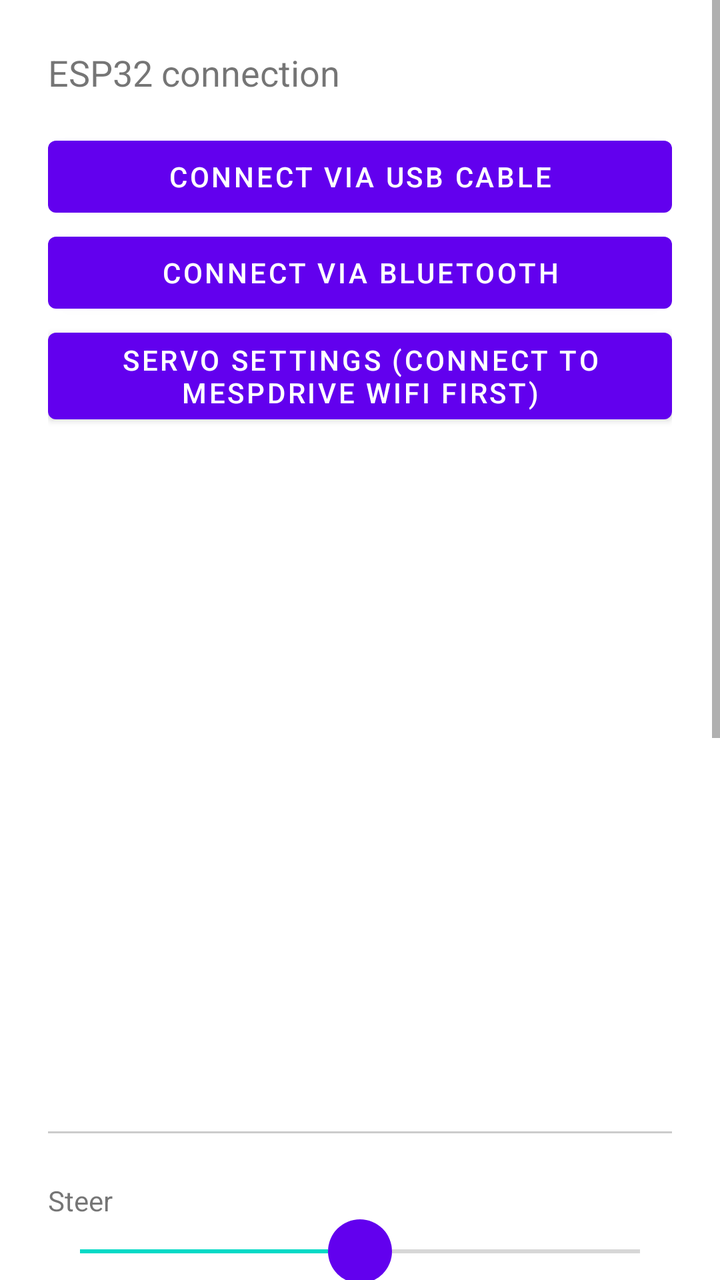
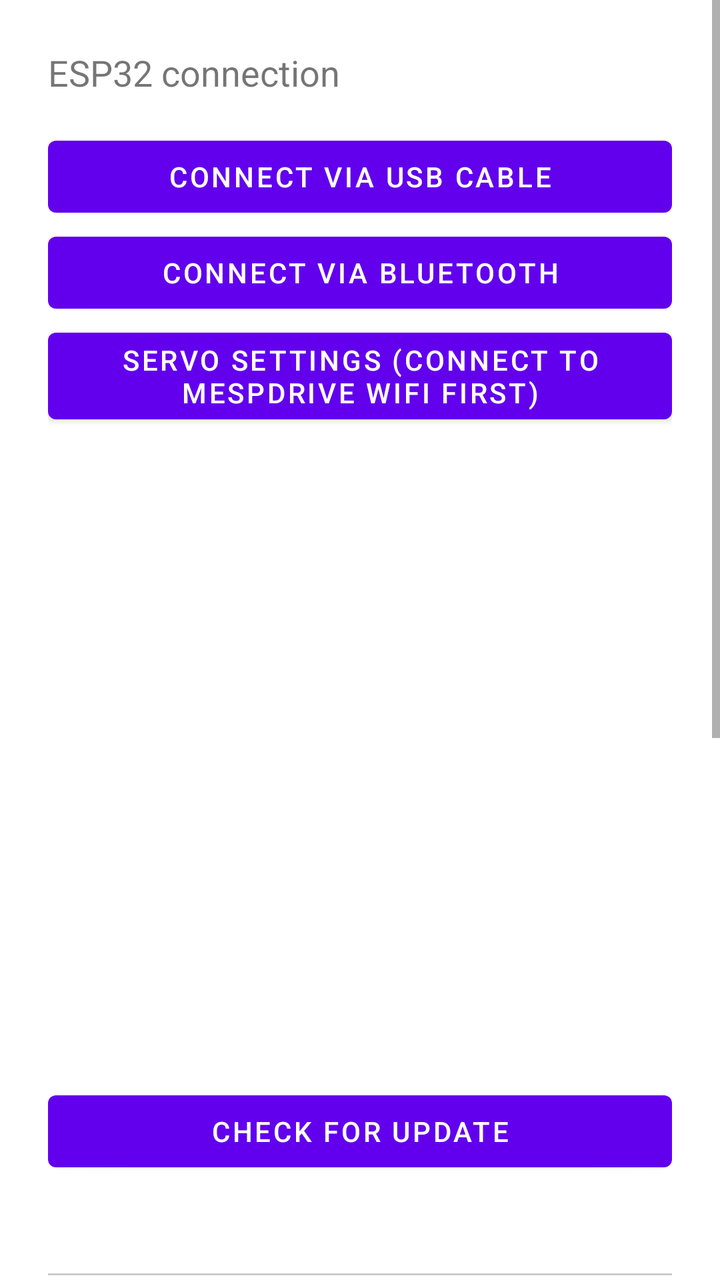

Before-and-after screenshots of an Android layout around one commit, followed by the original layout XML and the change that was made.
<!-- AndroidManifest.xml: application theme Theme.RcVehicle -->
<!-- res/layout/activity_vehicle.xml -->
<?xml version="1.0" encoding="utf-8"?>
<ScrollView xmlns:android="http://schemas.android.com/apk/res/android"
    android:layout_width="match_parent"
    android:layout_height="match_parent"
    android:fitsSystemWindows="true">

<LinearLayout
    android:layout_width="match_parent"
    android:layout_height="wrap_content"
    android:orientation="vertical"
    android:padding="24dp">

    <TextView
        android:layout_width="wrap_content"
        android:layout_height="wrap_content"
        android:text="@string/vehicle_debug_title"
        android:textSize="18sp"
        android:layout_marginBottom="16dp" />

    <Button
        android:id="@+id/buttonConnectUsb"
        android:layout_width="match_parent"
        android:layout_height="wrap_content"
        android:text="@string/vehicle_connect_usb" />

    <Button
        android:id="@+id/buttonConnectBle"
        android:layout_width="match_parent"
        android:layout_height="wrap_content"
        android:text="@string/vehicle_connect_ble" />

    <Button
        android:id="@+id/buttonSettings"
        android:layout_width="match_parent"
        android:layout_height="wrap_content"
        android:text="@string/vehicle_settings" />

    
    <TextView
        android:id="@+id/textLinkStatus"
        android:layout_width="match_parent"
        android:layout_height="wrap_content"
        android:layout_marginTop="16dp"
        android:textStyle="bold" />

    
    <FrameLayout
        android:layout_width="wrap_content"
        android:layout_height="wrap_content"
        android:layout_marginTop="16dp"
        android:layout_gravity="center_horizontal"
        android:background="@android:color/white"
        android:padding="24dp">

        <ImageView
            android:id="@+id/imageYggdrasilQr"
            android:layout_width="200dp"
            android:layout_height="200dp"
            android:contentDescription="@string/vehicle_qr_content_description" />
    </FrameLayout>

    <TextView
        android:id="@+id/textYggdrasilStatus"
        android:layout_width="match_parent"
        android:layout_height="wrap_content"
        android:layout_marginTop="8dp"
        android:gravity="center_horizontal" />

    <Button
        android:id="@+id/buttonOpenYggdrasil"
        android:layout_width="wrap_content"
        android:layout_height="wrap_content"
        android:layout_gravity="center_horizontal"
        android:layout_marginTop="4dp"
        android:text="@string/vehicle_open_yggdrasil"
        android:visibility="gone" />

    
    <LinearLayout
        android:id="@+id/debugSection"
        android:layout_width="match_parent"
        android:layout_height="wrap_content"
        android:orientation="vertical">

        <View
            android:layout_width="match_parent"
            android:layout_height="1dp"
            android:layout_marginVertical="24dp"
            android:background="#33000000" />

        <TextView
            android:layout_width="wrap_content"
            android:layout_height="wrap_content"
            android:text="@string/vehicle_debug_steer" />
        <SeekBar
            android:id="@+id/seekSteer"
            android:layout_width="match_parent"
            android:layout_height="wrap_content"
            android:thumb="@drawable/seek_thumb"
            android:max="200"
            android:progress="100" />

        <TextView
            android:layout_width="wrap_content"
            android:layout_height="wrap_content"
            android:layout_marginTop="16dp"
            android:text="@string/vehicle_debug_throttle" />
        <SeekBar
            android:id="@+id/seekThrottle"
            android:layout_width="match_parent"
            android:layout_height="wrap_content"
            android:thumb="@drawable/seek_thumb"
            android:max="200"
            android:progress="100" />

        
        <LinearLayout
            android:layout_width="match_parent"
            android:layout_height="wrap_content"
            android:orientation="horizontal">

            <Button
                android:id="@+id/buttonCheckUpdate"
                android:layout_width="0dp"
                android:layout_height="wrap_content"
                android:layout_weight="1"
                android:text="@string/vehicle_check_update" />

            <Button
                android:id="@+id/buttonInstallUpdate"
                android:layout_width="0dp"
                android:layout_height="wrap_content"
                android:layout_weight="1"
                android:layout_marginStart="8dp"
                android:text="@string/vehicle_install_update"
                android:visibility="gone" />
        </LinearLayout>

        <TextView
            android:id="@+id/textUpdateStatus"
            android:layout_width="match_parent"
            android:layout_height="wrap_content"
            android:layout_marginTop="4dp" />

        <TextView
            android:id="@+id/textOwnYggdrasilAddress"
            android:layout_width="match_parent"
            android:layout_height="wrap_content"
            android:textIsSelectable="true"
            android:text="@string/vehicle_own_address_detecting" />

        
        <TextView
            android:layout_width="wrap_content"
            android:layout_height="wrap_content"
            android:layout_marginTop="16dp"
            android:text="@string/vehicle_private_key_title" />
        <EditText
            android:id="@+id/editYggdrasilPrivateKey"
            android:layout_width="match_parent"
            android:layout_height="wrap_content"
            android:fontFamily="monospace"
            android:textSize="12sp"
            android:inputType="textNoSuggestions"
            android:hint="@string/vehicle_private_key_hint" />
        <Button
            android:id="@+id/buttonApplyPrivateKey"
            android:layout_width="wrap_content"
            android:layout_height="wrap_content"
            android:layout_marginTop="4dp"
            android:text="@string/vehicle_apply_private_key" />
        <TextView
            android:id="@+id/textPrivateKeyResult"
            android:layout_width="wrap_content"
            android:layout_height="wrap_content" />

        
        <TextView
            android:id="@+id/textYggdrasilPeers"
            android:layout_width="match_parent"
            android:layout_height="wrap_content"
            android:layout_marginTop="8dp"
            android:fontFamily="monospace"
            android:textSize="12sp"
            android:textIsSelectable="true" />

        <Button
            android:id="@+id/buttonListen"
            android:layout_width="match_parent"
            android:layout_height="wrap_content"
            android:layout_marginTop="8dp"
            android:text="@string/vehicle_start_listening" />

        <TextView
            android:id="@+id/textRtcLog"
            android:layout_width="match_parent"
            android:layout_height="wrap_content"
            android:layout_marginTop="16dp"
            android:fontFamily="monospace"
            android:textSize="12sp" />

        <TextView
            android:id="@+id/textStatus"
            android:layout_width="match_parent"
            android:layout_height="wrap_content"
            android:layout_marginTop="16dp"
            android:text="@string/vehicle_status_idle" />

    </LinearLayout>

</LinearLayout>
</ScrollView>
<!-- resources referenced by this layout -->
<resources>
  <!-- drawable seek_thumb (drawable) -->
  <?xml version="1.0" encoding="utf-8"?>
  <shape xmlns:android="http://schemas.android.com/apk/res/android"
      android:shape="oval">
      <solid android:color="#6200EE" />
      <size android:width="32dp" android:height="32dp" />
  </shape>
  <string name="vehicle_apply_private_key">Apply (restarts Yggdrasil)</string>
  <string name="vehicle_check_update">Check for update</string>
  <string name="vehicle_connect_ble">Connect via Bluetooth</string>
  <string name="vehicle_connect_usb">Connect via USB cable</string>
  <string name="vehicle_debug_steer">Steer</string>
  <string name="vehicle_debug_throttle">Throttle</string>
  <string name="vehicle_debug_title">ESP32 connection</string>
  <string name="vehicle_install_update">Install update</string>
  <string name="vehicle_open_yggdrasil">Retry</string>
  <string name="vehicle_own_address_detecting">Own Yggdrasil address: searching…</string>
  <string name="vehicle_private_key_hint">no identity generated yet</string>
  <string name="vehicle_private_key_title">Yggdrasil private key (128 hex chars)</string>
  <string name="vehicle_qr_content_description">QR code with own Yggdrasil address</string>
  <string name="vehicle_settings">Servo settings (connect to MespDrive wifi first)</string>
  <string name="vehicle_start_listening">Listen</string>
  <string name="vehicle_status_idle">Not connected yet</string>
  <style name="Theme.RcVehicle" parent="Theme.MaterialComponents.DayNight.NoActionBar" />
</resources>

<!-- the commit's change to res/layout/activity_vehicle.xml (unified diff, before → after) -->
@@ -77,6 +77,35 @@
 
     
     <LinearLayout
+        android:layout_width="match_parent"
+        android:layout_height="wrap_content"
+        android:orientation="horizontal">
+
+        <Button
+            android:id="@+id/buttonCheckUpdate"
+            android:layout_width="0dp"
+            android:layout_height="wrap_content"
+            android:layout_weight="1"
+            android:text="@string/vehicle_check_update" />
+
+        <Button
+            android:id="@+id/buttonInstallUpdate"
+            android:layout_width="0dp"
+            android:layout_height="wrap_content"
+            android:layout_weight="1"
+            android:layout_marginStart="8dp"
+            android:text="@string/vehicle_install_update"
+            android:visibility="gone" />
+    </LinearLayout>
+
+    <TextView
+        android:id="@+id/textUpdateStatus"
+        android:layout_width="match_parent"
+        android:layout_height="wrap_content"
+        android:layout_marginTop="4dp" />
+
+    
+    <LinearLayout
         android:id="@+id/debugSection"
         android:layout_width="match_parent"
         android:layout_height="wrap_content"
@@ -113,34 +142,6 @@
             android:max="200"
             android:progress="100" />
 
-        
-        <LinearLayout
-            android:layout_width="match_parent"
-            android:layout_height="wrap_content"
-            android:orientation="horizontal">
-
-            <Button
-                android:id="@+id/buttonCheckUpdate"
-                android:layout_width="0dp"
-                android:layout_height="wrap_content"
-                android:layout_weight="1"
-                android:text="@string/vehicle_check_update" />
-
-            <Button
-                android:id="@+id/buttonInstallUpdate"
-                android:layout_width="0dp"
-                android:layout_height="wrap_content"
-                android:layout_weight="1"
-                android:layout_marginStart="8dp"
-                android:text="@string/vehicle_install_update"
-                android:visibility="gone" />
-        </LinearLayout>
-
-        <TextView
-            android:id="@+id/textUpdateStatus"
-            android:layout_width="match_parent"
-            android:layout_height="wrap_content"
-            android:layout_marginTop="4dp" />
 
         <TextView
             android:id="@+id/textOwnYggdrasilAddress"
